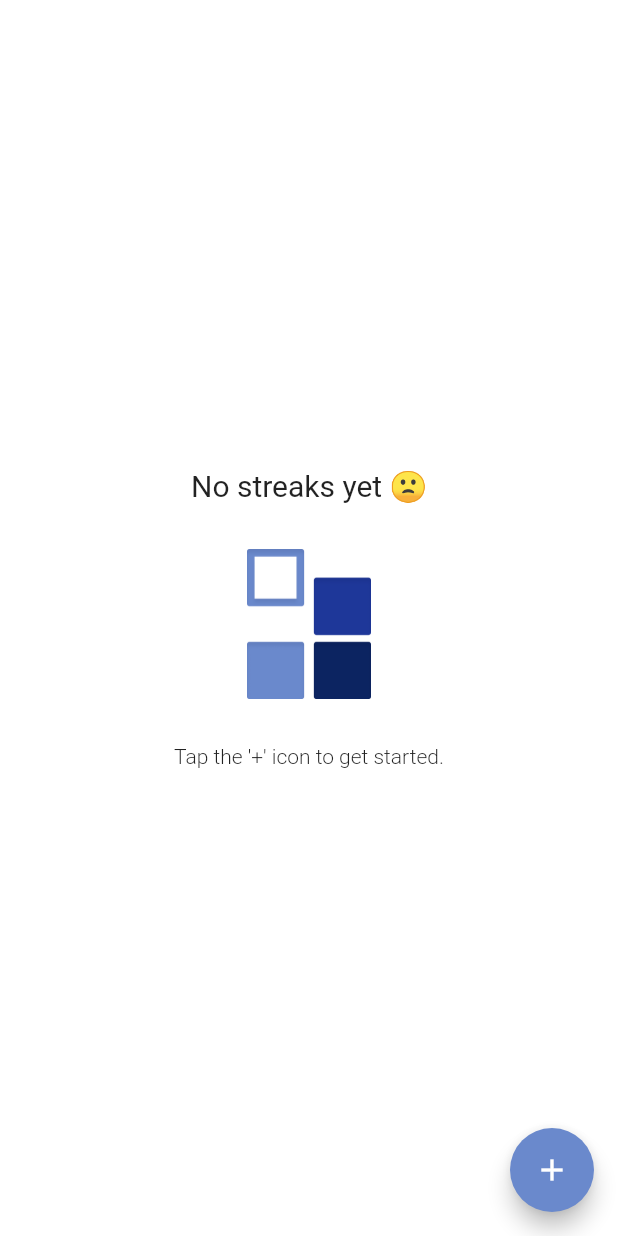
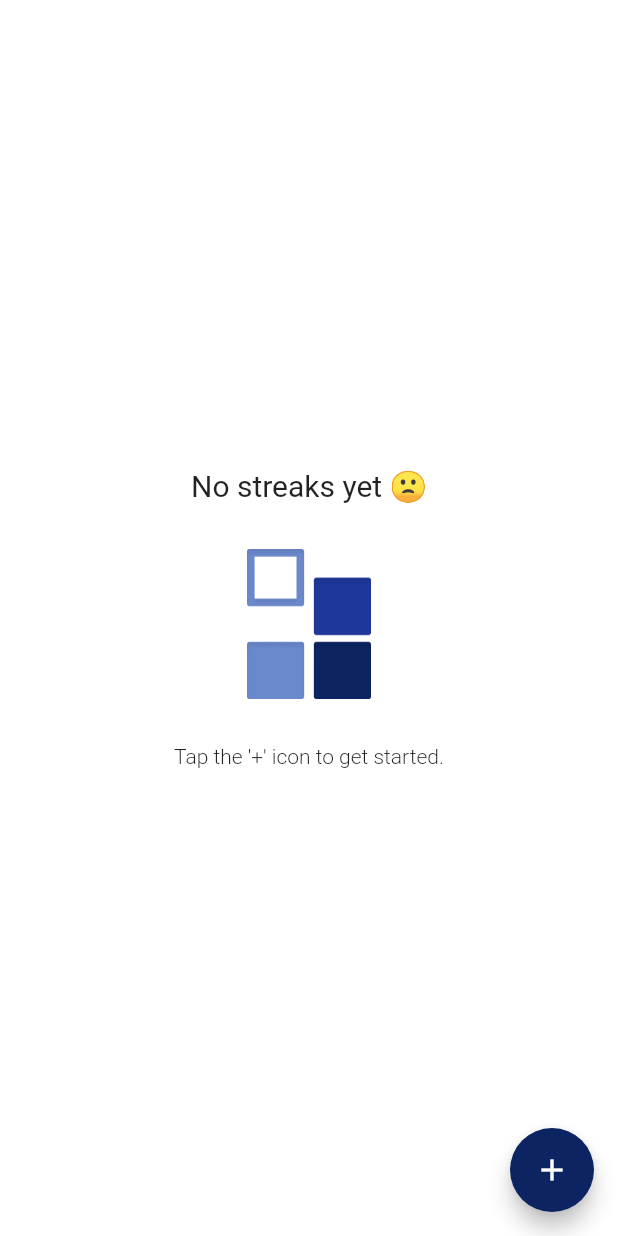
Before and after one commit to Flaque/bluesquares, a Flutter app: the screen it shows after launch, on a phone screen of 412 x 824 dp. Run offline on Flutter 3.47's test engine with Material 2 defaults, Android fonts, the phone set to English and light mode, and no system bars; our stand-ins replace shared_preferences; generated files the repository leaves out were written again; statements that could not run were skipped.

Commit message:
Make minor style changes

```diff
--- a/lib/Components/StreakListItem.dart
+++ b/lib/Components/StreakListItem.dart
@@ -17,6 +17,7 @@ class StreakListItem extends StatelessWidget {
         width: MediaQuery.of(context).size.width,
         decoration: new BoxDecoration(
             color: Colors.white,
+            border: new Border.all(color: new Color(0x220c2461)),
             borderRadius: new BorderRadius.all(new Radius.circular(2.0)),
             boxShadow: [standardBoxShadow()]),
         child: new Material(
--- a/lib/Components/TodayButton.dart
+++ b/lib/Components/TodayButton.dart
@@ -21,7 +21,7 @@ class StreakButton extends StatelessWidget {
     return new Container(
         height: HEIGHT,
         child: new RaisedButton(
-          color: Colors.blue,
+          color: Theme.of(context).accentColor,
           onPressed: () => {},
         ));
   }
--- a/lib/main.dart
+++ b/lib/main.dart
@@ -1,5 +1,6 @@
 import 'package:flutter/material.dart';
 import 'Screens/Home/index.dart';
+import './theme.dart';
 
 void main() {
   new Routes();
@@ -9,12 +10,7 @@ class Routes {
   Routes() {
     runApp(new MaterialApp(
       title: "Blue Squares",
-      theme: new ThemeData(
-          accentColor: const Color.fromRGBO(106, 137, 204, 1.0),
-          primarySwatch: Colors.blue,
-          backgroundColor: const Color.fromRGBO(241, 242, 246, 1.0),
-          canvasColor: Colors.white,
-          brightness: Brightness.light),
+      theme: BlueSquaresTheme.data,
       debugShowCheckedModeBanner: false,
       home: new HomeScreen(),
       onGenerateRoute: (RouteSettings settings) {
--- /dev/null
+++ b/lib/theme.dart
@@ -0,0 +1,9 @@
+import 'package:flutter/material.dart';
+
+class BlueSquaresTheme {
+  static ThemeData data = new ThemeData(
+      accentColor: const Color(0xff0c2461),
+      backgroundColor: Colors.white,
+      canvasColor: Colors.white,
+      brightness: Brightness.light);
+}
```
